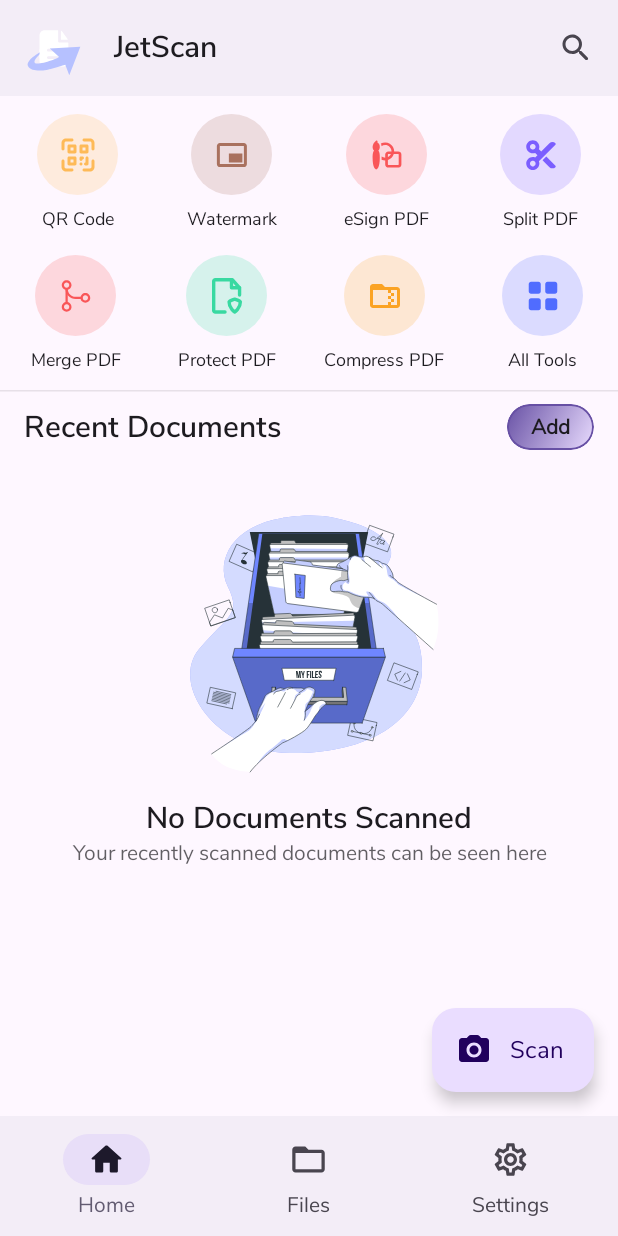
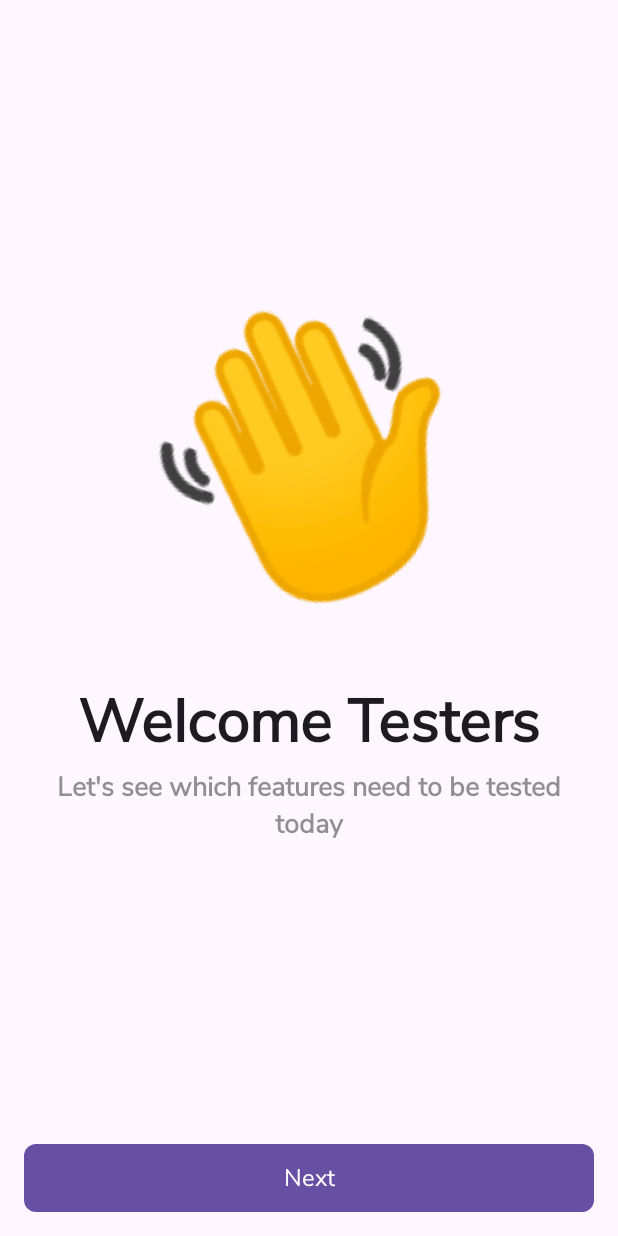
Before and after one commit to JetScan-Technologies/jetscan-android, an Android app built with Jetpack Compose: the main_home screen opened through its navigation route, on a phone screen of 412 x 824 dp. Run offline under Robolectric (Android 15) with nearby library versions, the phone set to English and light mode, and no system bars; our stand-ins replace Dagger/Hilt's generated code, Firebase (no records; nobody signed in at launch, a user with empty details on screens opened directly), Room's generated code, Timber; libraries missing offline, so code that uses them is left out: com.mikepenz.aboutlibraries, org.opencv.android, org.opencv.core, org.opencv.imgproc; 9 statements that could not run were skipped.

Commit message:
Add tester instruction feature
Signed-off-by: Pratik <pratikpujari1000@gmail.com>

```diff
--- a/app/build.gradle.kts
+++ b/app/build.gradle.kts
@@ -208,6 +208,7 @@ dependencies {
 
     // ==================== COIL ====================
     implementation(libs.coil)
+    implementation(libs.coil.gif)
 
     // ==================== FIREBASE ====================
     implementation(platform(libs.firebase.bom))
--- a/app/src/main/java/io/github/dracula101/jetscan/data/auth/model/UserState.kt
+++ b/app/src/main/java/io/github/dracula101/jetscan/data/auth/model/UserState.kt
@@ -8,5 +8,5 @@ data class UserState(
     val uid: String,
     val email: String,
     val displayName: String,
-    val photoUrl: String
+    val photoUrl: String,
 ) : Parcelable
--- a/app/src/main/java/io/github/dracula101/jetscan/data/platform/datasource/disk/config/ConfigDiskSource.kt
+++ b/app/src/main/java/io/github/dracula101/jetscan/data/platform/datasource/disk/config/ConfigDiskSource.kt
@@ -14,6 +14,9 @@ interface ConfigDiskSource {
 
     var isFirstLaunch: Boolean
     val isFirstLaunchStateFlow: Flow<Boolean>
+
+    var showTesterInfo: Boolean
+    val showTesterInfoStateFlow: Flow<Boolean>
 
     var importExportQuality: ImageQuality?
     val importExportQualityStateFlow: Flow<ImageQuality?>
--- a/app/src/main/java/io/github/dracula101/jetscan/data/platform/datasource/disk/config/ConfigDiskSourceImpl.kt
+++ b/app/src/main/java/io/github/dracula101/jetscan/data/platform/datasource/disk/config/ConfigDiskSourceImpl.kt
@@ -18,6 +18,7 @@ class ConfigDiskSourceImpl(
 
     private val onboardingCompleteFlow = bufferedMutableSharedFlow<Boolean>(replay = 1)
     private val isFirstLaunchFlow = bufferedMutableSharedFlow<Boolean>(replay = 1)
+    private val showTesterInfoFlow = bufferedMutableSharedFlow<Boolean>(replay = 1)
 
     private val importExportQualityFlow = bufferedMutableSharedFlow<ImageQuality?>(replay = 1)
     private val importExportQualityDialogFlow = bufferedMutableSharedFlow<Boolean?>(replay = 1)
@@ -58,6 +59,15 @@ class ConfigDiskSourceImpl(
     override val isFirstLaunchStateFlow: Flow<Boolean>
         get() = isFirstLaunchFlow.onSubscription { emit(isFirstLaunch) }
 
+    override var showTesterInfo: Boolean
+        get() = getBoolean(key = SHOW_TESTER_INFO_KEY) ?: true
+        set(value) {
+            putBoolean(key = SHOW_TESTER_INFO_KEY, value = value)
+            showTesterInfoFlow.tryEmit(value)
+        }
+
+    override val showTesterInfoStateFlow: Flow<Boolean>
+        get() = showTesterInfoFlow.onSubscription { emit(showTesterInfo) }
 
     override var importExportQuality: ImageQuality?
         get() = getString(key = IMPORT_EXPORT_QUALITY_KEY)
@@ -252,6 +262,7 @@ class ConfigDiskSourceImpl(
     companion object {
         private const val ONBOARDING_COMPLETE_KEY = "onboarding_complete"
         private const val IS_FIRST_LAUNCH_KEY = "is_first_launch"
+        private const val SHOW_TESTER_INFO_KEY = "show_tester_info"
 
         private const val IMPORT_EXPORT_QUALITY_KEY = "import_export_quality"
         private const val ALLOW_IMAGE_FOR_IMPORT_KEY = "allow_image_for_import"
--- a/app/src/main/java/io/github/dracula101/jetscan/data/platform/repository/config/ConfigRepository.kt
+++ b/app/src/main/java/io/github/dracula101/jetscan/data/platform/repository/config/ConfigRepository.kt
@@ -24,6 +24,13 @@ interface ConfigRepository {
     var isFirstLaunch: Boolean
     val isFirstLaunchStateFlow: StateFlow<Boolean>
     fun changeFirstLaunchState(isFirstLaunch: Boolean)
+
+    /*
+    * Show Tester Info
+    * */
+    var showTesterInfo: Boolean
+    val showTesterInfoStateFlow: StateFlow<Boolean>
+    fun changeShowTesterInfo(showTesterInfo: Boolean)
 
     /*
     * Import Export Quality
--- a/app/src/main/java/io/github/dracula101/jetscan/data/platform/repository/config/ConfigRepositoryImpl.kt
+++ b/app/src/main/java/io/github/dracula101/jetscan/data/platform/repository/config/ConfigRepositoryImpl.kt
@@ -57,6 +57,25 @@ class ConfigRepositoryImpl(
 
     override fun changeFirstLaunchState(isFirstLaunch: Boolean) {
         configDiskSource.isFirstLaunch = isFirstLaunch
+    }
+
+    override var showTesterInfo: Boolean
+        get() = configDiskSource.showTesterInfo
+        set(value) {
+            configDiskSource.showTesterInfo = value
+        }
+
+    override val showTesterInfoStateFlow: StateFlow<Boolean>
+        get() = configDiskSource
+            .showTesterInfoStateFlow
+            .stateIn(
+                scope = CoroutineScope(Dispatchers.Unconfined),
+                started = SharingStarted.Eagerly,
+                initialValue = configDiskSource.showTesterInfo,
+            )
+
+    override fun changeShowTesterInfo(showTesterInfo: Boolean) {
+        configDiskSource.showTesterInfo = showTesterInfo
     }
 
     override var importExportQuality: ImageQuality
--- a/app/src/main/java/io/github/dracula101/jetscan/presentation/features/home/HomeNavigation.kt
+++ b/app/src/main/java/io/github/dracula101/jetscan/presentation/features/home/HomeNavigation.kt
@@ -29,7 +29,8 @@ import io.github.dracula101.jetscan.presentation.features.settings.document.navi
 import io.github.dracula101.jetscan.presentation.features.settings.open_source_libs.createOpenSourceLibrariesDestination
 import io.github.dracula101.jetscan.presentation.features.settings.open_source_libs.navigateToOpenSourceLibraryScreen
 import io.github.dracula101.jetscan.presentation.features.testers.TESTER_START_ROUTE
-import io.github.dracula101.jetscan.presentation.features.testers.createTesterGraph
+import io.github.dracula101.jetscan.presentation.features.testers.createTesterDestination
+import io.github.dracula101.jetscan.presentation.features.testers.navigateToTester
 import io.github.dracula101.jetscan.presentation.features.tools.compress_pdf.createCompressPdfDestination
 import io.github.dracula101.jetscan.presentation.features.tools.compress_pdf.navigateToCompressPdfScreen
 import io.github.dracula101.jetscan.presentation.features.tools.esign_pdf.createESignPdfDestination
@@ -79,6 +80,9 @@ fun NavGraphBuilder.homeGraph(navController: NavHostController) {
             },
             navigateToDocumentSettings = { screen ->
                 navController.navigateToDocumentSettings(screen)
+            },
+            navigateToTester = {
+                navController.navigateToTester()
             }
         )
         createDocumentSettingsDestination(
@@ -210,6 +214,9 @@ fun NavGraphBuilder.homeGraph(navController: NavHostController) {
                 navController.navigateUp()
             }
         )
+        createTesterDestination(
+            navController = navController
+        )
     }
 }
 
--- a/app/src/main/java/io/github/dracula101/jetscan/presentation/features/home/main/MainHomeNavigation.kt
+++ b/app/src/main/java/io/github/dracula101/jetscan/presentation/features/home/main/MainHomeNavigation.kt
@@ -17,7 +17,8 @@ fun NavGraphBuilder.createMainHomeDestination(
     onNavigateToScanner: () -> Unit,
     onNavigateToFolder: (folderId: String, path: String) -> Unit,
     navigateToAboutPage: () -> Unit,
-    navigateToDocumentSettings: (DocumentSettingScreen) -> Unit
+    navigateToDocumentSettings: (DocumentSettingScreen) -> Unit,
+    navigateToTester: () -> Unit,
 ) {
     composableWithStayTransitions(
         route = MAIN_HOME_ROUTE,
@@ -37,6 +38,9 @@ fun NavGraphBuilder.createMainHomeDestination(
                 },
                 onNavigateToDocumentSettings = { screen ->
                     navigateToDocumentSettings(screen)
+                },
+                navigateToTester = {
+                    navigateToTester()
                 }
             )
         }
--- a/app/src/main/java/io/github/dracula101/jetscan/presentation/features/home/main/MainHomeScreen.kt
+++ b/app/src/main/java/io/github/dracula101/jetscan/presentation/features/home/main/MainHomeScreen.kt
@@ -95,6 +95,7 @@ fun MainHomeScreen(
     onNavigateToFolder: (DocumentFolder) -> Unit = {},
     onNavigateToAboutPage: () -> Unit = {},
     onNavigateToDocumentSettings: (DocumentSettingScreen) -> Unit = {},
+    navigateToTester: () -> Unit = {},
 ) {
     val state = mainViewModel.stateFlow.collectAsStateWithLifecycle()
     val snackbarHostState = remember { SnackbarHostState() }
@@ -115,6 +116,13 @@ fun MainHomeScreen(
         if (state.value.navigateTo != null) {
             navigateTo(state.value.navigateTo!!)
             mainViewModel.trySendAction(MainHomeAction.MainHomeClearNavigate)
+        }
+    }
+
+    LaunchedEffect(state.value.showTesterInstructions){
+        if (state.value.showTesterInstructions) {
+            mainViewModel.trySendAction(MainHomeAction.Ui.HideTesterInstructions)
+            navigateToTester()
         }
     }
 
--- a/app/src/main/java/io/github/dracula101/jetscan/presentation/features/home/main/MainHomeViewModel.kt
+++ b/app/src/main/java/io/github/dracula101/jetscan/presentation/features/home/main/MainHomeViewModel.kt
@@ -96,6 +96,10 @@ class MainHomeViewModel @Inject constructor(
                 mutableStateFlow.update { state.copy(allowImage = allowImage) }
             }
             .launchIn(viewModelScope)
+        mutableStateFlow
+            .update {
+                state.copy(showTesterInstructions = configRepository.showTesterInfo)
+            }
     }
 
 
@@ -110,6 +114,7 @@ class MainHomeViewModel @Inject constructor(
             is MainHomeAction.Ui.Logout -> handleLogout()
             is MainHomeAction.Ui.ChangeTab -> handleTabChange(action.tab)
             is MainHomeAction.Ui.ChangeImportConfig -> handleImportConfig(action.shouldShow)
+            is MainHomeAction.Ui.HideTesterInstructions -> handleHideTesterInstructions()
 
             is MainHomeAction.MainHomeNavigate -> handleNavigateTo(action.navigatePage, action.document)
             is MainHomeAction.MainHomeClearNavigate -> handleClearNavigate()
@@ -321,20 +326,24 @@ class MainHomeViewModel @Inject constructor(
     private fun handleImportConfig(shouldShow: Boolean) {
         configRepository.changeShowImportQualityDialog(shouldShow)
     }
+
+    private fun handleHideTesterInstructions() {
+        configRepository.changeShowTesterInfo(false)
+        mutableStateFlow.update { state.copy( showTesterInstructions = false ) }
+    }
 }
 
 enum class MainHomeTabs {
     HOME,
     FILES,
-
-    //    SUBSCRIPTION,
+    // SUBSCRIPTION,
     SETTINGS;
 
     fun toLabel(): String {
         return when (this) {
             HOME -> "JetScan"
             FILES -> "Files"
-//            SUBSCRIPTION -> "Premium"
+            // SUBSCRIPTION -> "Premium"
             SETTINGS -> "Settings"
         }
     }
@@ -343,7 +352,7 @@ enum class MainHomeTabs {
         return when (this) {
             HOME -> 0
             FILES -> 1
-//            SUBSCRIPTION -> 2
+            // SUBSCRIPTION -> 2
             SETTINGS -> 3
         }
     }
@@ -361,6 +370,7 @@ data class MainHomeState(
     val snackbarState: SnackbarState? = null,
     val navigateTo: PdfActionPage? = null,
     val currentTab: MainHomeTabs = MainHomeTabs.HOME,
+    val showTesterInstructions: Boolean = false,
 ) : Parcelable {
 
     sealed class MainHomeDialogState : Parcelable {
@@ -392,6 +402,7 @@ sealed class MainHomeAction {
         data object DismissDialog : Ui()
         data class ChangeTab(val tab: MainHomeTabs) : Ui()
         data class ChangeImportConfig(val shouldShow: Boolean) : Ui()
+        data object HideTesterInstructions : Ui()
     }
 
     @Parcelize
--- /dev/null
+++ b/app/src/main/java/io/github/dracula101/jetscan/presentation/features/testers/TesterNavigation.kt
@@ -0,0 +1,41 @@
+package io.github.dracula101.jetscan.presentation.features.testers
+
+import androidx.navigation.NavController
+import androidx.navigation.NavGraphBuilder
+import androidx.navigation.navigation
+import io.github.dracula101.jetscan.presentation.platform.base.util.composableWithPushTransitions
+import io.github.dracula101.jetscan.presentation.platform.base.util.composableWithRootPushTransitions
+
+const val TESTER_START_ROUTE = "tester"
+const val TESTER_FEATURE_ROUTE = "tester_feature"
+
+fun NavGraphBuilder.createTesterDestination(
+    navController: NavController,
+) {
+    composableWithRootPushTransitions(
+        route = TESTER_START_ROUTE,
+    ) {
+        TesterStartScreen(
+            navigateToNextScreen = {
+                navController.navigate(TESTER_FEATURE_ROUTE){
+                    popUpTo(TESTER_START_ROUTE){
+                        inclusive = true
+                    }
+                }
+            }
+        )
+    }
+    composableWithPushTransitions(
+        route = TESTER_FEATURE_ROUTE,
+    ) {
+        TesterFeatureScreen(
+            onBackNavigation = {
+                navController.navigateUp()
+            }
+        )
+    }
+}
+
+fun NavController.navigateToTester() {
+    navigate(TESTER_START_ROUTE)
+}
--- /dev/null
+++ b/app/src/main/java/io/github/dracula101/jetscan/presentation/features/testers/TesterStartScreen.kt
@@ -0,0 +1,185 @@
+package io.github.dracula101.jetscan.presentation.features.testers
+
+import android.annotation.SuppressLint
+import androidx.compose.animation.AnimatedContent
+import androidx.compose.animation.core.RepeatMode
+import androidx.compose.animation.core.StartOffset
+import androidx.compose.animation.core.StartOffsetType
+import androidx.compose.animation.core.animateFloat
+import androidx.compose.animation.core.animateFloatAsState
+import androidx.compose.animation.core.infiniteRepeatable
+import androidx.compose.animation.core.rememberInfiniteTransition
+import androidx.compose.animation.core.tween
+import androidx.compose.animation.fadeIn
+import androidx.compose.animation.fadeOut
+import androidx.compose.animation.slideInVertically
+import androidx.compose.animation.slideOutVertically
+import androidx.compose.animation.togetherWith
+import androidx.compose.foundation.background
+import androidx.compose.foundation.clickable
+import androidx.compose.foundation.layout.Arrangement
+import androidx.compose.foundation.layout.Box
+import androidx.compose.foundation.layout.Column
+import androidx.compose.foundation.layout.Spacer
+import androidx.compose.foundation.layout.fillMaxSize
+import androidx.compose.foundation.layout.fillMaxWidth
+import androidx.compose.foundation.layout.offset
+import androidx.compose.foundation.layout.padding
+import androidx.compose.foundation.layout.size
+import androidx.compose.material3.ExperimentalMaterial3Api
+import androidx.compose.material3.MaterialTheme
+import androidx.compose.material3.Text
+import androidx.compose.runtime.Composable
+import androidx.compose.runtime.LaunchedEffect
+import androidx.compose.runtime.getValue
+import androidx.compose.runtime.mutableStateOf
+import androidx.compose.runtime.remember
+import androidx.compose.runtime.setValue
+import androidx.compose.ui.Alignment
+import androidx.compose.ui.Modifier
+import androidx.compose.ui.draw.alpha
+import androidx.compose.ui.draw.clip
+import androidx.compose.ui.draw.rotate
+import androidx.compose.ui.platform.LocalDensity
+import androidx.compose.ui.text.font.FontWeight
+import androidx.compose.ui.text.style.TextAlign
+import androidx.compose.ui.unit.IntOffset
+import androidx.compose.ui.unit.dp
+import androidx.compose.ui.unit.sp
+import io.github.dracula101.jetscan.presentation.platform.component.scaffold.JetScanScaffold
+import kotlinx.coroutines.delay
+
+@OptIn(ExperimentalMaterial3Api::class)
+@SuppressLint("UnusedContentLambdaTargetStateParameter")
+@Composable
+fun TesterStartScreen(
+    navigateToNextScreen: () -> Unit
+) {
+    val infiniteTransition = rememberInfiniteTransition(label = "Repeat Hand Animation")
+    val repeatableAnimation = infiniteTransition.animateFloat(
+        initialValue = 60f,
+        targetValue = 20f,
+        animationSpec = infiniteRepeatable(
+            animation = tween(
+                durationMillis = 1000,
+                delayMillis = 1000
+            ),
+            initialStartOffset = StartOffset(
+                offsetType = StartOffsetType.Delay,
+                offsetMillis = 30
+            ),
+            repeatMode = RepeatMode.Reverse
+        ),
+        label = "Repeat Hand Animation"
+    )
+    JetScanScaffold(
+        bottomBar = {
+            Box(
+                contentAlignment = Alignment.Center,
+                modifier = Modifier
+                    .padding(16.dp)
+                    .clip(MaterialTheme.shapes.medium)
+                    .clickable {
+                        navigateToNextScreen()
+                    }.background(MaterialTheme.colorScheme.primary)
+                    .fillMaxWidth()
+                    .padding(12.dp)
+            ){
+                Text(
+                    text = "Next",
+                    color = MaterialTheme.colorScheme.onPrimary,
+                )
+            }
+
+        },
+        alwaysShowBottomBar = true
+    ) { padding, windowSize->
+        Column(
+            modifier = Modifier
+                .padding(padding)
+                .padding(horizontal = 16.dp)
+                .fillMaxSize(),
+            horizontalAlignment = Alignment.CenterHorizontally,
+            verticalArrangement = Arrangement.spacedBy(4.dp, alignment = Alignment.CenterVertically)
+        ) {
+            Text(
+                "\uD83D\uDC4B",
+                fontSize = 180.sp,
+                modifier = Modifier
+                    .rotate(repeatableAnimation.value)
+            )
+            Spacer(modifier = Modifier.size(16.dp))
+            TesterScreenAnimation(
+                show = true,
+                delayMillis = 500,
+                durationMillis = 500,
+            ) {
+                Text(
+                    text = "Welcome Testers",
+                    fontSize = 40.sp,
+                    fontWeight = FontWeight.ExtraBold,
+                    textAlign = TextAlign.Center
+                )
+            }
+            TesterScreenAnimation(
+                show = true,
+                delayMillis = 1000,
+                durationMillis = 1000,
+            ) {
+                Text(
+                    text = "Let's see which features need to be tested today",
+                    style = MaterialTheme.typography.titleMedium,
+                    textAlign = TextAlign.Center,
+                    color = MaterialTheme.colorScheme.onSurface.copy(alpha = 0.5f)
+                )
+            }
+
+        }
+    }
+}
+
+
+@Composable
+fun TesterScreenAnimation(
+    modifier: Modifier = Modifier,
+    delayMillis: Long = 0L,
+    durationMillis: Int = 500,
+    show: Boolean = true,
+    content: @Composable () -> Unit,
+) {
+    var startAnimation by remember { mutableStateOf(false) }
+
+    // Start animation after a delay
+    LaunchedEffect(show) {
+        if(show){
+            delay(delayMillis)
+            startAnimation = true
+        }
+    }
+
+    // Alpha animation
+    val alpha by animateFloatAsState(
+        targetValue = if (startAnimation) 1f else 0f,
+        animationSpec = tween(durationMillis = (durationMillis * 1.5).toInt()),
+        label = "Alpha"
+    )
+
+    // Y-axis offset animation (sliding up)
+    val offsetY by animateFloatAsState(
+        targetValue = if (startAnimation) 0f else 100f,  // Slide up from 100.dp below
+        animationSpec = tween(durationMillis = durationMillis),
+        label = "OffsetY"
+    )
+
+    val offsetPx = with(LocalDensity.current) { offsetY.dp.toPx() }
+
+    // Composable content with the applied animations
+    Box(
+        modifier = modifier
+            .offset { IntOffset(x = 0, y = offsetPx.toInt()) }
+            .alpha(alpha),
+        contentAlignment = Alignment.Center
+    ) {
+        content()
+    }
+}
--- a/app/src/main/java/io/github/dracula101/jetscan/presentation/platform/component/button/CircleButton.kt
+++ b/app/src/main/java/io/github/dracula101/jetscan/presentation/platform/component/button/CircleButton.kt
@@ -21,7 +21,8 @@ import androidx.compose.ui.unit.dp
 fun CircleButton(
     modifier: Modifier = Modifier,
     imageVector: ImageVector = Icons.TwoTone.MoreVert,
-    onClick: () -> Unit = {}
+    onClick: () -> Unit = {},
+    enabled: Boolean = true
 ) {
     Box(
         modifier = Modifier
@@ -33,13 +34,14 @@ fun CircleButton(
                 MaterialTheme.colorScheme.onSurface.copy(alpha = 0.1f),
                 CircleShape
             )
-            .clickable(onClick = onClick)
+            .clickable(onClick = onClick, enabled = enabled)
             .padding(4.dp),
         contentAlignment = Alignment.Center
     ) {
         Icon(
             imageVector = imageVector,
             contentDescription = "",
+            tint = MaterialTheme.colorScheme.onSurface.copy(alpha = if (enabled) 1f else 0.4f)
         )
     }
 }
--- a/gradle/libs.versions.toml
+++ b/gradle/libs.versions.toml
@@ -135,6 +135,7 @@ lottie = { group = "com.airbnb.android", name = "lottie-compose", version.ref =
 
 # ======================= COIL =======================
 coil = { group = "io.coil-kt", name = "coil-compose", version.ref = "coil" }
+coil-gif = { group = "io.coil-kt", name = "coil-gif", version.ref = "coil" }
 
 # ======================= FIREBASE =======================
 firebase-bom = { group = "com.google.firebase", name = "firebase-bom", version.ref = "firebaseBom" }
```
Also changed, not shown: app/src/main/java/io/github/dracula101/jetscan/presentation/features/testers/TesterFeatureScreen.kt (added, +260 -0 lines), app/src/main/res/drawable/scan_camera_testers.gif (added), 3 other files.
